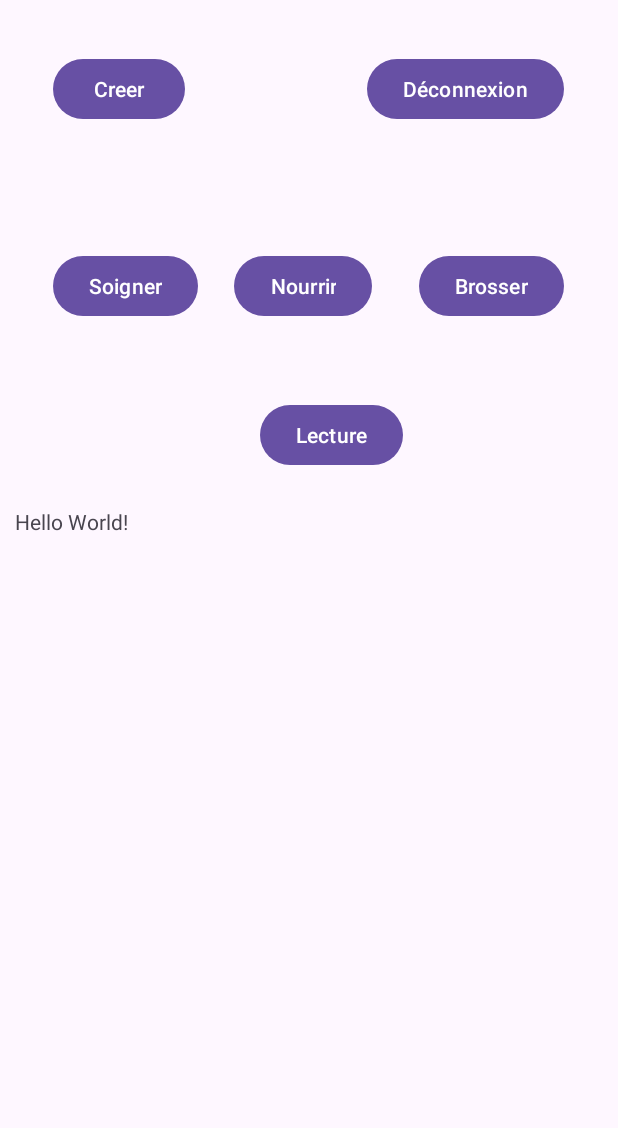
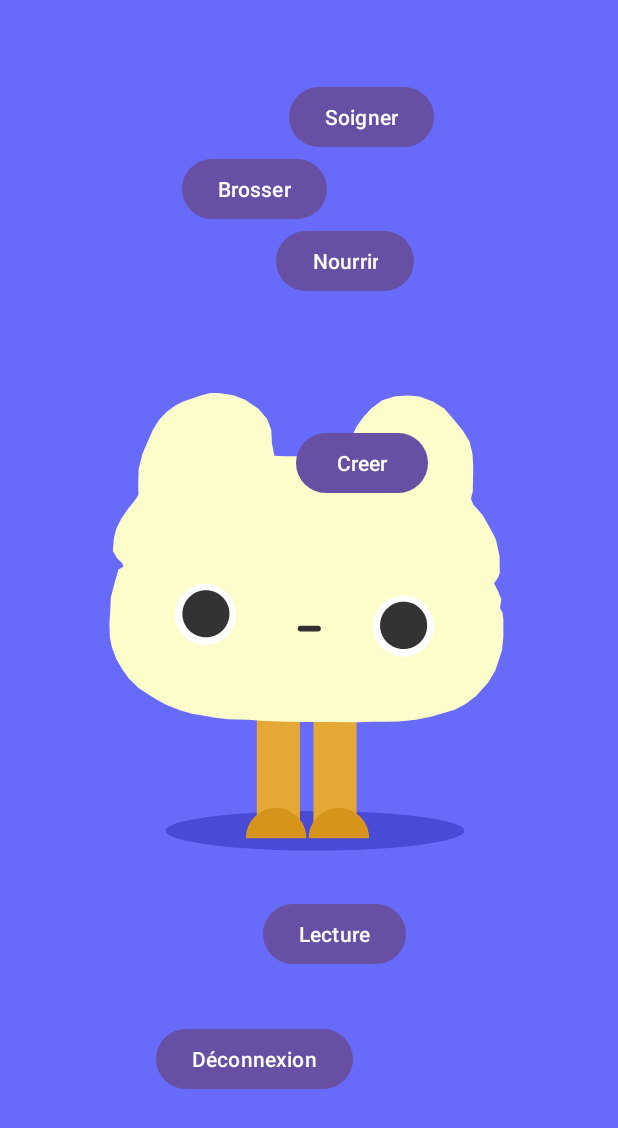
Before and after one commit to Mvrwvn/Tamagotchi-L2I1, an Android app: the screen it shows after launch once a user with an empty profile is signed in (MainActivity), on a phone screen of 412 x 824 dp. Shown: the top 1128 px of the screen. Run offline under Robolectric (Android 15) with nearby library versions, the phone set to English and light mode, and no system bars; our stand-ins replace Firebase (no records; nobody signed in at launch, a user with empty details on screens opened directly).

Commit message:
ajout d'une animation after effects

```diff
--- a/app/src/main/res/layout/activity_main.xml
+++ b/app/src/main/res/layout/activity_main.xml
@@ -6,6 +6,21 @@
     android:layout_width="match_parent"
     android:layout_height="match_parent"
     tools:context=".MainActivity">
+
+    <com.airbnb.lottie.LottieAnimationView
+        android:id="@+id/lottie"
+        android:layout_width="match_parent"
+        android:layout_height="match_parent"
+        android:scaleType="centerCrop"
+        app:lottie_autoPlay="true"
+        app:lottie_rawRes="@raw/tama1" />
+
+    <LinearLayout
+        android:layout_width="match_parent"
+        android:layout_height="match_parent"
+        android:orientation="vertical"
+        android:gravity="center"
+        android:padding="32dp">
 
     <Button
         android:id="@+id/soignerButton"
@@ -84,6 +99,6 @@
         app:layout_constraintEnd_toEndOf="parent"
         app:layout_constraintStart_toStartOf="parent"
         app:layout_constraintTop_toBottomOf="@+id/lecturebutton" />
-
+    </LinearLayout>
 
 </androidx.constraintlayout.widget.ConstraintLayout>
```
Also changed, not shown: app/src/main/res/raw/tama1.json (added, +1 -0 lines).
